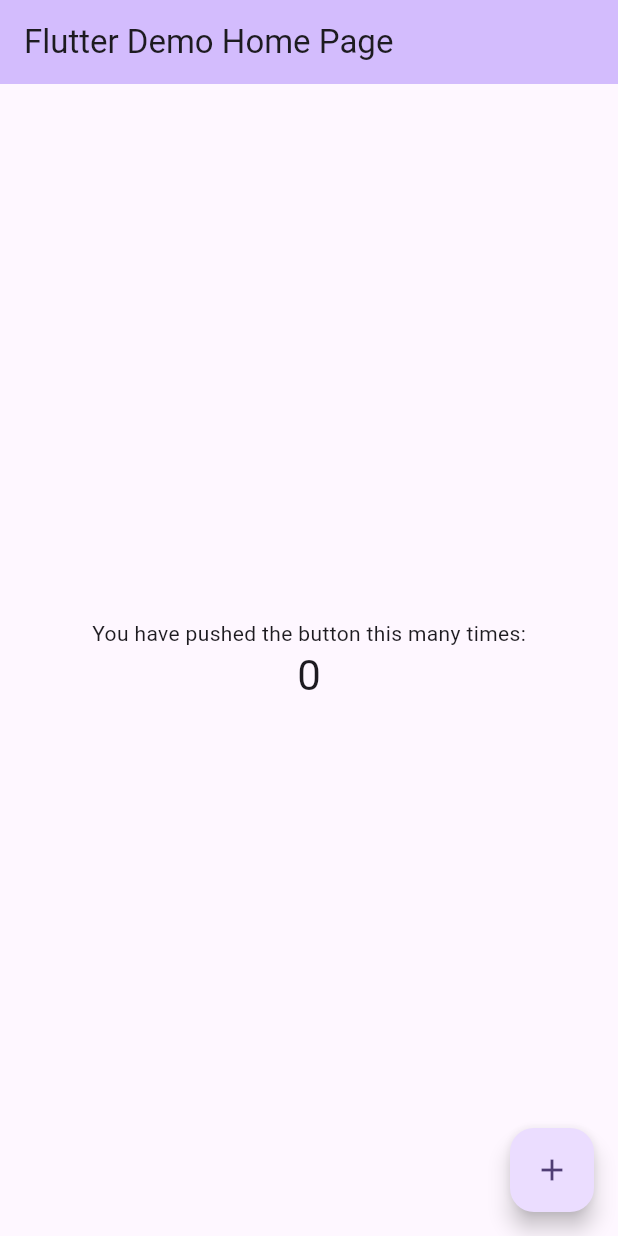
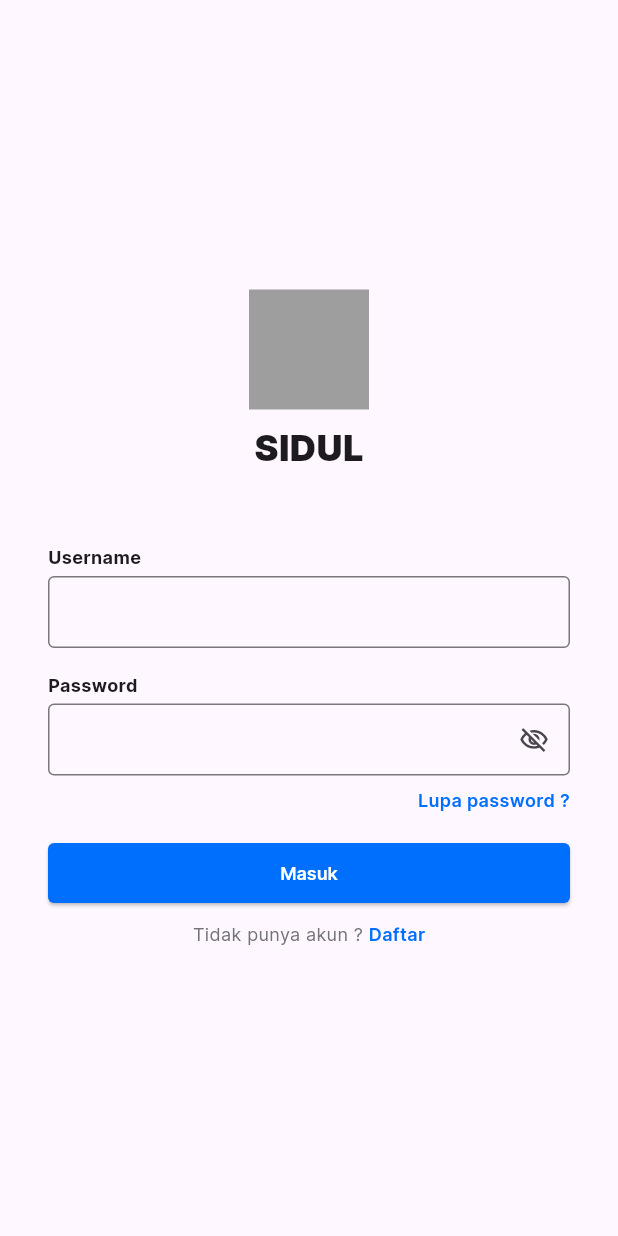
Before and after one commit to Rajar01/sidul, a Flutter app: the screen it shows after launch, on a phone screen of 412 x 824 dp. Run offline on Flutter 3.47's test engine with Material 3 defaults, Android fonts, the phone set to English and light mode, and no system bars; our stand-ins replace flutter_riverpod, freezed_annotation, riverpod_annotation; generated files the repository leaves out were written again.

Commit message:
feat: implement login screen with username and password

```diff
--- /dev/null
+++ b/lib/features/auth/models/login_model.dart
@@ -0,0 +1,16 @@
+import 'package:freezed_annotation/freezed_annotation.dart';
+
+part 'login_model.freezed.dart';
+
+part 'login_model.g.dart';
+
+@freezed
+class LoginModel with _$LoginModel {
+  const factory LoginModel({
+    required String username,
+    required String password,
+  }) = _LoginModel;
+
+  factory LoginModel.fromJson(Map<String, Object?> json) =>
+      _$LoginModelFromJson(json);
+}
--- /dev/null
+++ b/lib/features/auth/providers/login_notifier_provider.dart
@@ -0,0 +1,28 @@
+import 'dart:developer' as developer;
+
+import 'package:riverpod_annotation/riverpod_annotation.dart';
+import 'package:sidul/features/auth/models/login_model.dart';
+
+part 'login_notifier_provider.g.dart';
+
+@riverpod
+class LoginNotifier extends _$LoginNotifier {
+  @override
+  LoginModel build() {
+    return const LoginModel(username: "", password: "");
+  }
+
+  void usernameFieldOnChange(String username) {
+    state = state.copyWith(username: username, password: state.password);
+  }
+
+  void passwordFieldOnChange(String password) {
+    state = state.copyWith(username: state.username, password: password);
+  }
+
+  void onLoginButtonClicked() {
+    // TODO implement API call logic for user login with proper error handling and user data storage.
+
+    developer.log(state.toString(), name: "sidul.login-notifier-provider");
+  }
+}
--- /dev/null
+++ b/lib/features/auth/screens/login_screen.dart
@@ -0,0 +1,115 @@
+import 'package:flutter/material.dart';
+import 'package:flutter_riverpod/flutter_riverpod.dart';
+import 'package:sidul/features/auth/providers/login_notifier_provider.dart';
+import 'package:sidul/shared/widgets/button_widget.dart';
+import 'package:sidul/shared/widgets/input_field_widget.dart';
+import 'package:sidul/shared/widgets/password_field_widget.dart';
+
+class LoginScreen extends ConsumerStatefulWidget {
+  const LoginScreen({super.key});
+
+  @override
+  ConsumerState<LoginScreen> createState() => _LoginScreenState();
+}
+
+class _LoginScreenState extends ConsumerState<LoginScreen> {
+  @override
+  Widget build(BuildContext context) {
+    ref.watch(loginNotifierProvider);
+
+    return SafeArea(
+      child: Scaffold(
+        body: Padding(
+          padding: const EdgeInsets.symmetric(horizontal: 32),
+          child: Column(
+            mainAxisAlignment: MainAxisAlignment.center,
+            children: [
+              Column(
+                children: [
+                  Container(width: 80, height: 80, color: Colors.grey),
+                  const SizedBox(height: 8),
+                  const Text(
+                    "SIDUL",
+                    style: TextStyle(
+                      fontFamily: "Inter",
+                      fontWeight: FontWeight.w900,
+                      fontSize: 24,
+                    ),
+                  ),
+                ],
+              ),
+              const SizedBox(height: 48),
+              Column(
+                children: [
+                  HATextField(
+                    title: "Username",
+                    onChanged: ref
+                        .read(loginNotifierProvider.notifier)
+                        .usernameFieldOnChange,
+                  ),
+                  const SizedBox(height: 16),
+                  HAPasswordField(
+                    title: "Password",
+                    onChanged: ref
+                        .read(loginNotifierProvider.notifier)
+                        .passwordFieldOnChange,
+                  ),
+                  const SizedBox(height: 8),
+                  Align(
+                    alignment: Alignment.centerRight,
+                    child: GestureDetector(
+                      onTap: () {},
+                      child: const Text(
+                        "Lupa password ?",
+                        style: TextStyle(
+                          fontFamily: "Inter",
+                          fontWeight: FontWeight.w600,
+                          fontSize: 12,
+                          color: Color.fromARGB(255, 0, 111, 253),
+                        ),
+                      ),
+                    ),
+                  ),
+                  const SizedBox(height: 16),
+                  HAButton(
+                    text: "Masuk",
+                    onPressed: ref
+                        .read(loginNotifierProvider.notifier)
+                        .onLoginButtonClicked,
+                  ),
+                  const SizedBox(height: 8),
+                  Row(
+                    mainAxisAlignment: MainAxisAlignment.center,
+                    children: [
+                      const Text(
+                        "Tidak punya akun ? ",
+                        style: TextStyle(
+                          fontFamily: "Inter",
+                          fontWeight: FontWeight.w400,
+                          fontSize: 12,
+                          color: Color.fromARGB(255, 113, 114, 122),
+                        ),
+                      ),
+                      GestureDetector(
+                        onTap: () {},
+                        child: const Text(
+                          "Daftar",
+                          style: TextStyle(
+                            fontFamily: "Inter",
+                            fontWeight: FontWeight.w600,
+                            fontSize: 12,
+                            color: Color.fromARGB(255, 0, 111, 253),
+                          ),
+                        ),
+                      )
+                    ],
+                  )
+                ],
+              ),
+            ],
+          ),
+        ),
+      ),
+    );
+  }
+}
--- a/lib/main.dart
+++ b/lib/main.dart
@@ -1,125 +1,24 @@
 import 'package:flutter/material.dart';
+import 'package:flutter_riverpod/flutter_riverpod.dart';
+import 'package:sidul/features/auth/screens/login_screen.dart';
 
 void main() {
-  runApp(const MyApp());
+  runApp(const ProviderScope(child: MyApp()));
 }
 
 class MyApp extends StatelessWidget {
   const MyApp({super.key});
 
-  // This widget is the root of your application.
   @override
   Widget build(BuildContext context) {
     return MaterialApp(
-      title: 'Flutter Demo',
+      title: 'Sidul',
+      debugShowCheckedModeBanner: false,
       theme: ThemeData(
-        // This is the theme of your application.
-        //
-        // TRY THIS: Try running your application with "flutter run". You'll see
-        // the application has a purple toolbar. Then, without quitting the app,
-        // try changing the seedColor in the colorScheme below to Colors.green
-        // and then invoke "hot reload" (save your changes or press the "hot
-        // reload" button in a Flutter-supported IDE, or press "r" if you used
-        // the command line to start the app).
-        //
-        // Notice that the counter didn't reset back to zero; the application
-        // state is not lost during the reload. To reset the state, use hot
-        // restart instead.
-        //
-        // This works for code too, not just values: Most code changes can be
-        // tested with just a hot reload.
         colorScheme: ColorScheme.fromSeed(seedColor: Colors.deepPurple),
         useMaterial3: true,
       ),
-      home: const MyHomePage(title: 'Flutter Demo Home Page'),
+      home: const LoginScreen(),
     );
   }
 }
-
-class MyHomePage extends StatefulWidget {
-  const MyHomePage({super.key, required this.title});
-
-  // This widget is the home page of your application. It is stateful, meaning
-  // that it has a State object (defined below) that contains fields that affect
-  // how it looks.
-
-  // This class is the configuration for the state. It holds the values (in this
-  // case the title) provided by the parent (in this case the App widget) and
-  // used by the build method of the State. Fields in a Widget subclass are
-  // always marked "final".
-
-  final String title;
-
-  @override
-  State<MyHomePage> createState() => _MyHomePageState();
-}
-
-class _MyHomePageState extends State<MyHomePage> {
-  int _counter = 0;
-
-  void _incrementCounter() {
-    setState(() {
-      // This call to setState tells the Flutter framework that something has
-      // changed in this State, which causes it to rerun the build method below
-      // so that the display can reflect the updated values. If we changed
-      // _counter without calling setState(), then the build method would not be
-      // called again, and so nothing would appear to happen.
-      _counter++;
-    });
-  }
-
-  @override
-  Widget build(BuildContext context) {
-    // This method is rerun every time setState is called, for instance as done
-    // by the _incrementCounter method above.
-    //
-    // The Flutter framework has been optimized to make rerunning build methods
-    // fast, so that you can just rebuild anything that needs updating rather
-    // than having to individually change instances of widgets.
-    return Scaffold(
-      appBar: AppBar(
-        // TRY THIS: Try changing the color here to a specific color (to
-        // Colors.amber, perhaps?) and trigger a hot reload to see the AppBar
-        // change color while the other colors stay the same.
-        backgroundColor: Theme.of(context).colorScheme.inversePrimary,
-        // Here we take the value from the MyHomePage object that was created by
-        // the App.build method, and use it to set our appbar title.
-        title: Text(widget.title),
-      ),
-      body: Center(
-        // Center is a layout widget. It takes a single child and positions it
-        // in the middle of the parent.
-        child: Column(
-          // Column is also a layout widget. It takes a list of children and
-          // arranges them vertically. By default, it sizes itself to fit its
-          // children horizontally, and tries to be as tall as its parent.
-          //
-          // Column has various properties to control how it sizes itself and
-          // how it positions its children. Here we use mainAxisAlignment to
-          // center the children vertically; the main axis here is the vertical
-          // axis because Columns are vertical (the cross axis would be
-          // horizontal).
-          //
-          // TRY THIS: Invoke "debug painting" (choose the "Toggle Debug Paint"
-          // action in the IDE, or press "p" in the console), to see the
-          // wireframe for each widget.
-          mainAxisAlignment: MainAxisAlignment.center,
-          children: <Widget>[
-            const Text(
-              'You have pushed the button this many times:',
-            ),
-            Text(
-              '$_counter',
-              style: Theme.of(context).textTheme.headlineMedium,
-            ),
-          ],
-        ),
-      ),
-      floatingActionButton: FloatingActionButton(
-        onPressed: _incrementCounter,
-        tooltip: 'Increment',
-        child: const Icon(Icons.add),
-      ), // This trailing comma makes auto-formatting nicer for build methods.
-    );
-  }
-}
--- /dev/null
+++ b/lib/shared/widgets/button_widget.dart
@@ -0,0 +1,37 @@
+import 'package:flutter/material.dart';
+
+class HAButton extends StatelessWidget {
+  final String text;
+  final void Function() onPressed;
+
+  const HAButton({
+    required this.text,
+    required this.onPressed,
+    super.key,
+  });
+
+  @override
+  Widget build(BuildContext context) {
+    return SizedBox(
+      width: double.infinity,
+      child: ElevatedButton(
+        style: ElevatedButton.styleFrom(
+          shape: const RoundedRectangleBorder(
+            borderRadius: BorderRadius.all(
+              Radius.circular(4),
+            ),
+          ),
+          backgroundColor: const Color.fromARGB(255, 0, 111, 253),
+          foregroundColor: Colors.white,
+          textStyle: const TextStyle(
+            fontFamily: "Inter",
+            fontWeight: FontWeight.w600,
+            fontSize: 12,
+          ),
+        ),
+        onPressed: onPressed,
+        child: Text(text),
+      ),
+    );
+  }
+}
--- /dev/null
+++ b/lib/shared/widgets/input_field_widget.dart
@@ -0,0 +1,45 @@
+import 'package:flutter/material.dart';
+
+class HATextField extends StatelessWidget {
+  final String title;
+  final void Function(String) onChanged;
+
+  const HATextField({
+    required this.title,
+    required this.onChanged,
+    super.key,
+  });
+
+  @override
+  Widget build(BuildContext context) {
+    return Column(
+      crossAxisAlignment: CrossAxisAlignment.start,
+      children: [
+        Text(
+          title,
+          style: const TextStyle(
+            fontFamily: "Inter",
+            fontWeight: FontWeight.w700,
+            fontSize: 12,
+          ),
+        ),
+        const SizedBox(height: 4),
+        TextField(
+          onChanged: onChanged,
+          decoration: const InputDecoration(
+            contentPadding: EdgeInsets.symmetric(horizontal: 16, vertical: 8),
+            constraints: BoxConstraints(
+              minHeight: 48,
+              maxHeight: 48,
+            ),
+            border: OutlineInputBorder(
+              borderRadius: BorderRadius.all(
+                Radius.circular(4),
+              ),
+            ),
+          ),
+        ),
+      ],
+    );
+  }
+}
--- /dev/null
+++ b/lib/shared/widgets/password_field_widget.dart
@@ -0,0 +1,49 @@
+import 'package:flutter/material.dart';
+
+class HAPasswordField extends StatelessWidget {
+  final String title;
+  final void Function(String) onChanged;
+
+  const HAPasswordField({
+    required this.title,
+    required this.onChanged,
+    super.key,
+  });
+
+  @override
+  Widget build(BuildContext context) {
+    return Column(
+      crossAxisAlignment: CrossAxisAlignment.start,
+      children: [
+        Text(
+          title,
+          style: const TextStyle(
+            fontFamily: "Inter",
+            fontWeight: FontWeight.w700,
+            fontSize: 12,
+          ),
+        ),
+        const SizedBox(height: 4),
+        TextField(
+          onChanged: onChanged,
+          decoration: const InputDecoration(
+            suffixIcon: Icon(
+              Icons.visibility_off_outlined,
+              size: 20,
+            ),
+            contentPadding: EdgeInsets.symmetric(horizontal: 16, vertical: 8),
+            constraints: BoxConstraints(
+              minHeight: 48,
+              maxHeight: 48,
+            ),
+            border: OutlineInputBorder(
+              borderRadius: BorderRadius.all(
+                Radius.circular(4),
+              ),
+            ),
+          ),
+        ),
+      ],
+    );
+  }
+}
```
Also changed, not shown: analysis_options.yaml (+6 -27 lines), pubspec.yaml (+33 -75 lines), assets/fonts/Inter/Inter-Black.ttf (added), assets/fonts/Inter/Inter-Bold.ttf (added), assets/fonts/Inter/Inter-ExtraBold.ttf (added), assets/fonts/Inter/Inter-ExtraLight.ttf (added), assets/fonts/Inter/Inter-Light.ttf (added), assets/fonts/Inter/Inter-Medium.ttf (added), assets/fonts/Inter/Inter-Regular.ttf (added), assets/fonts/Inter/Inter-SemiBold.ttf (added), assets/fonts/Inter/Inter-Thin.ttf (added), lib/features/auth/models/login_model.freezed.dart (added), lib/features/auth/models/login_model.g.dart (added), lib/features/auth/providers/login_notifier_provider.g.dart (added), 1 more files.
